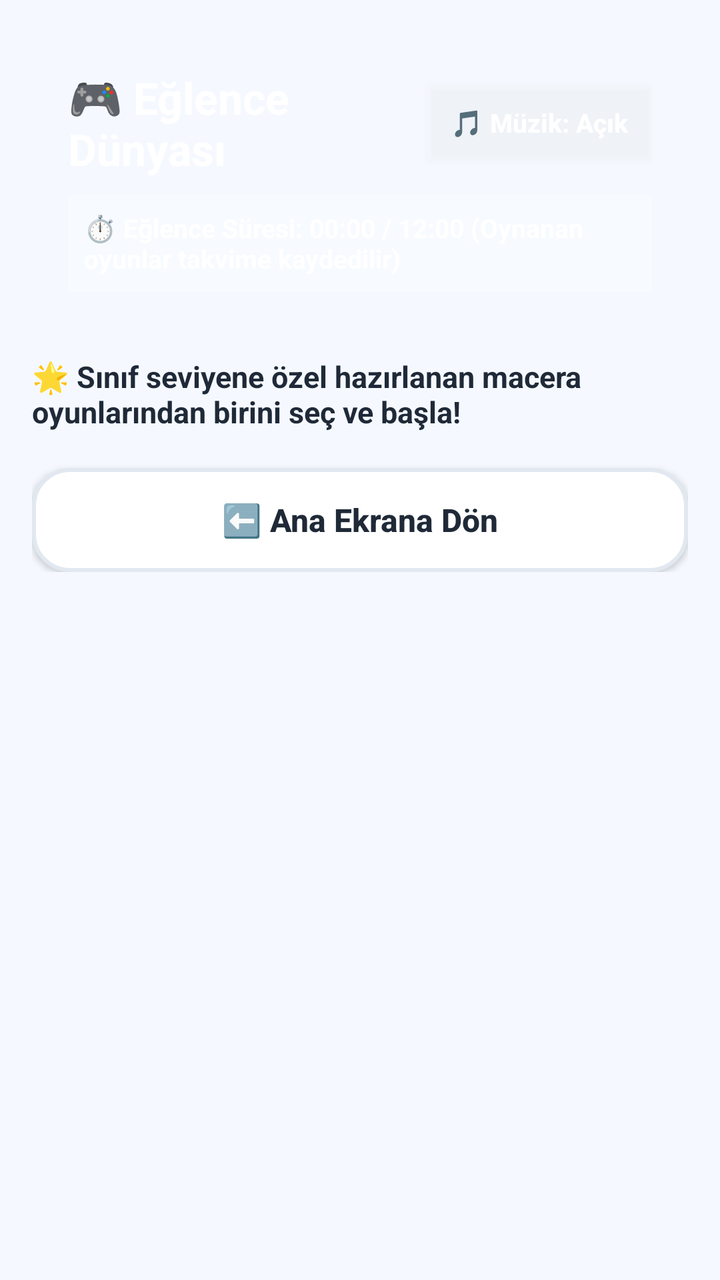
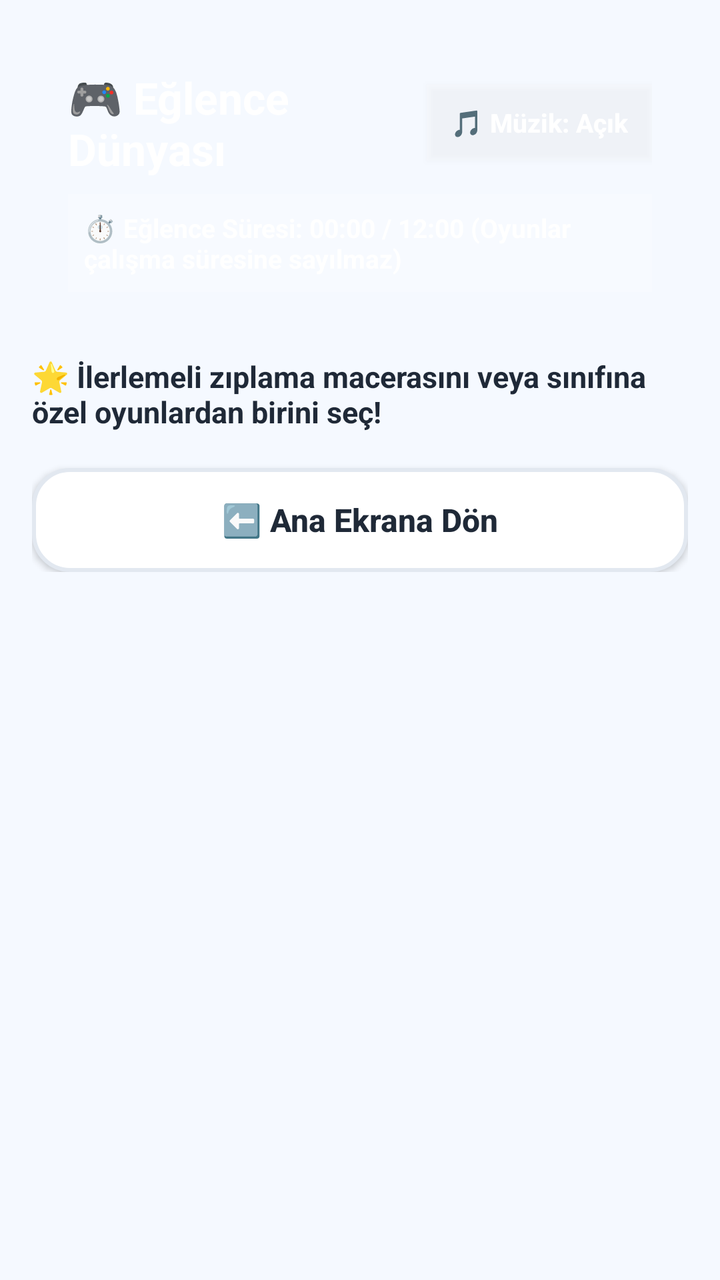

Two renders of the same Android screen: before a commit and after it. Below are the layout's source before the change and the commit's diff.
<!-- AndroidManifest.xml: application theme AppTheme -->
<!-- res/layout/activity_entertainment.xml -->
<?xml version="1.0" encoding="utf-8"?>
<ScrollView xmlns:android="http://schemas.android.com/apk/res/android"
    android:id="@+id/scrollRootEntertainment"
    android:layout_width="match_parent"
    android:layout_height="match_parent"
    android:fillViewport="true"
    android:background="@color/bg_surface">

    <LinearLayout
        android:layout_width="match_parent"
        android:layout_height="wrap_content"
        android:orientation="vertical"
        android:padding="16dp">

        
        <LinearLayout
            android:id="@+id/layoutEntHeaderCard"
            android:layout_width="match_parent"
            android:layout_height="wrap_content"
            android:orientation="vertical"
            android:padding="18dp"
            android:layout_marginBottom="14dp">

            <LinearLayout
                android:layout_width="match_parent"
                android:layout_height="wrap_content"
                android:gravity="center_vertical"
                android:orientation="horizontal">

                <TextView
                    android:id="@+id/tvEntHeaderTitle"
                    android:layout_width="0dp"
                    android:layout_height="wrap_content"
                    android:layout_weight="1"
                    android:text="🎮 Eğlence Dünyası"
                    android:textColor="#FFFFFF"
                    android:textSize="22sp"
                    android:textStyle="bold" />

                <Button
                    android:id="@+id/btnToggleGameMusic"
                    android:layout_width="wrap_content"
                    android:layout_height="38dp"
                    android:background="#33FFFFFF"
                    android:paddingStart="12dp"
                    android:paddingEnd="12dp"
                    android:text="🎵 Müzik: Açık"
                    android:textAllCaps="false"
                    android:textColor="#FFFFFF"
                    android:textSize="13sp"
                    android:textStyle="bold" />
            </LinearLayout>

            <TextView
                android:id="@+id/tvEntTimerStatus"
                android:layout_width="match_parent"
                android:layout_height="wrap_content"
                android:layout_marginTop="8dp"
                android:background="#28FFFFFF"
                android:padding="8dp"
                android:text="⏱️ Eğlence Süresi: 00:00 / 12:00 (Oynanan oyunlar takvime kaydedilir)"
                android:textColor="#FFFFFF"
                android:textSize="13sp"
                android:textStyle="bold" />
        </LinearLayout>

        
        <LinearLayout
            android:id="@+id/layoutGameLobbyContainer"
            android:layout_width="match_parent"
            android:layout_height="wrap_content"
            android:orientation="vertical">

            <TextView
                android:id="@+id/tvLobbySubtitle"
                android:layout_width="match_parent"
                android:layout_height="wrap_content"
                android:layout_marginBottom="10dp"
                android:text="🌟 Sınıf seviyene özel hazırlanan macera oyunlarından birini seç ve başla!"
                android:textColor="@color/text_dark"
                android:textSize="15sp"
                android:textStyle="bold" />

            <LinearLayout
                android:id="@+id/layoutGameCardsList"
                android:layout_width="match_parent"
                android:layout_height="wrap_content"
                android:orientation="vertical" />

            <Button
                android:id="@+id/btnExitEntertainment"
                android:layout_width="match_parent"
                android:layout_height="52dp"
                android:layout_marginTop="8dp"
                android:background="@drawable/bg_white_card"
                android:text="⬅️ Ana Ekrana Dön"
                android:textAllCaps="false"
                android:textColor="@color/text_dark"
                android:textSize="16sp"
                android:textStyle="bold" />
        </LinearLayout>

        
        <LinearLayout
            android:id="@+id/layoutActiveGameArena"
            android:layout_width="match_parent"
            android:layout_height="wrap_content"
            android:orientation="vertical"
            android:visibility="gone">

            
            <LinearLayout
                android:layout_width="match_parent"
                android:layout_height="wrap_content"
                android:background="@drawable/bg_white_card"
                android:orientation="vertical"
                android:padding="16dp"
                android:layout_marginBottom="12dp">

                <TextView
                    android:id="@+id/tvActiveGameTitle"
                    android:layout_width="match_parent"
                    android:layout_height="wrap_content"
                    android:text="🚀 Galaksi Sayı Avcısı"
                    android:textColor="@color/text_dark"
                    android:textSize="20sp"
                    android:textStyle="bold" />

                <TextView
                    android:id="@+id/tvGameStatsBar"
                    android:layout_width="match_parent"
                    android:layout_height="wrap_content"
                    android:layout_marginTop="6dp"
                    android:text="⭐ Puan: 0  •  🔥 Seri: 0x  •  ❤️❤️❤️"
                    android:textColor="@color/text_muted"
                    android:textSize="15sp"
                    android:textStyle="bold" />

                
                <FrameLayout
                    android:id="@+id/frameEffectOverlay"
                    android:layout_width="match_parent"
                    android:layout_height="76dp"
                    android:layout_marginTop="8dp" />

                
                <TextView
                    android:id="@+id/tvGameQuestionPrompt"
                    android:layout_width="match_parent"
                    android:layout_height="wrap_content"
                    android:layout_marginTop="8dp"
                    android:gravity="center"
                    android:padding="14dp"
                    android:text="Görev Yükleniyor..."
                    android:textColor="@color/text_dark"
                    android:textSize="20sp"
                    android:textStyle="bold" />

                <TextView
                    android:id="@+id/tvGameFeedbackBanner"
                    android:layout_width="match_parent"
                    android:layout_height="wrap_content"
                    android:gravity="center"
                    android:text="Doğru seçeneğe dokunarak yıldızları topla!"
                    android:textColor="@color/text_muted"
                    android:textSize="14sp"
                    android:textStyle="bold" />
            </LinearLayout>

            
            <LinearLayout
                android:id="@+id/layoutGameOptionButtons"
                android:layout_width="match_parent"
                android:layout_height="wrap_content"
                android:orientation="vertical"
                android:layout_marginBottom="12dp" />

            <Button
                android:id="@+id/btnBackToGameLobby"
                android:layout_width="match_parent"
                android:layout_height="50dp"
                android:background="@drawable/bg_white_card"
                android:text="🔄 Oyun Seçim Listesine Dön (Süreyi Kaydet)"
                android:textAllCaps="false"
                android:textColor="@color/text_dark"
                android:textSize="15sp"
                android:textStyle="bold" />
        </LinearLayout>

    </LinearLayout>
</ScrollView>
<!-- resources referenced by this layout -->
<resources>
  <color name="bg_surface">#F5F9FF</color>
  <color name="text_dark">#1F2937</color>
  <color name="text_muted">#4B5563</color>
  <!-- drawable bg_white_card (drawable) -->
  <?xml version="1.0" encoding="utf-8"?>
  <shape xmlns:android="http://schemas.android.com/apk/res/android" android:shape="rectangle">
      <solid android:color="#FFFFFF" />
      <corners android:radius="18dp" />
      <stroke android:width="2dp" android:color="#E2E8F0" />
  </shape>
  <style name="AppTheme" parent="android:Theme.Material.Light.NoActionBar">
          <item name="android:colorPrimary">@color/primary_default</item>
          <item name="android:colorPrimaryDark">@color/primary_dark_default</item>
          <item name="android:colorAccent">@color/accent_default</item>
          <item name="android:windowBackground">@color/bg_surface</item>
          <item name="android:statusBarColor">@color/primary_dark_default</item>
      </style>
  <color name="primary_default">#1E88E5</color>
  <color name="primary_dark_default">#1565C0</color>
  <color name="accent_default">#00897B</color>
</resources>

<!-- the commit's change to res/layout/activity_entertainment.xml (unified diff, before → after) -->
@@ -58,7 +58,7 @@
                 android:layout_marginTop="8dp"
                 android:background="#28FFFFFF"
                 android:padding="8dp"
-                android:text="⏱️ Eğlence Süresi: 00:00 / 12:00 (Oynanan oyunlar takvime kaydedilir)"
+                android:text="⏱️ Eğlence Süresi: 00:00 / 12:00 (Oyunlar çalışma süresine sayılmaz)"
                 android:textColor="#FFFFFF"
                 android:textSize="13sp"
                 android:textStyle="bold" />
@@ -76,7 +76,7 @@
                 android:layout_width="match_parent"
                 android:layout_height="wrap_content"
                 android:layout_marginBottom="10dp"
-                android:text="🌟 Sınıf seviyene özel hazırlanan macera oyunlarından birini seç ve başla!"
+                android:text="🌟 İlerlemeli zıplama macerasını veya sınıfına özel oyunlardan birini seç!"
                 android:textColor="@color/text_dark"
                 android:textSize="15sp"
                 android:textStyle="bold" />
@@ -102,13 +102,67 @@
 
         
         <LinearLayout
-            android:id="@+id/layoutActiveGameArena"
+            android:id="@+id/layoutPlatformerJumpArena"
             android:layout_width="match_parent"
             android:layout_height="wrap_content"
             android:orientation="vertical"
             android:visibility="gone">
 
-            
+            <LinearLayout
+                android:layout_width="match_parent"
+                android:layout_height="wrap_content"
+                android:background="@drawable/bg_white_card"
+                android:orientation="vertical"
+                android:padding="12dp"
+                android:layout_marginBottom="12dp">
+
+                <TextView
+                    android:id="@+id/tvJumpGameStatus"
+                    android:layout_width="match_parent"
+                    android:layout_height="wrap_content"
+                    android:text="🏃‍♂️ Süper Yıldız Zıplama Macerası • Aşama 1"
+                    android:textColor="@color/text_dark"
+                    android:textSize="17sp"
+                    android:textStyle="bold"
+                    android:layout_marginBottom="8dp" />
+
+                <FrameLayout
+                    android:id="@+id/frameJumpGameCanvas"
+                    android:layout_width="match_parent"
+                    android:layout_height="280dp" />
+
+                <Button
+                    android:id="@+id/btnJumpAction"
+                    android:layout_width="match_parent"
+                    android:layout_height="62dp"
+                    android:layout_marginTop="10dp"
+                    android:text="⬆️ Zıpla! (Havada Çift Zıplama)"
+                    android:textAllCaps="false"
+                    android:textColor="#FFFFFF"
+                    android:textSize="19sp"
+                    android:textStyle="bold" />
+            </LinearLayout>
+
+            <Button
+                android:id="@+id/btnBackFromJumpGame"
+                android:layout_width="match_parent"
+                android:layout_height="50dp"
+                android:background="@drawable/bg_white_card"
+                android:text="🔄 Oyun Seçim Listesine Dön"
+                android:textAllCaps="false"
+                android:textColor="@color/text_dark"
+                android:textSize="15sp"
+                android:textStyle="bold" />
+        </LinearLayout>
+
+        
+        <LinearLayout
+            android:id="@+id/layoutActiveGameArena"
+            android:layout_width="match_parent"
+            android:layout_height="wrap_content"
+            android:orientation="vertical"
+            android:visibility="gone">
+
             <LinearLayout
                 android:layout_width="match_parent"
                 android:layout_height="wrap_content"
@@ -136,14 +190,12 @@
                     android:textSize="15sp"
                     android:textStyle="bold" />
 
-                
                 <FrameLayout
                     android:id="@+id/frameEffectOverlay"
                     android:layout_width="match_parent"
                     android:layout_height="76dp"
                     android:layout_marginTop="8dp" />
 
-                
                 <TextView
                     android:id="@+id/tvGameQuestionPrompt"
                     android:layout_width="match_parent"
@@ -167,7 +219,6 @@
                     android:textStyle="bold" />
             </LinearLayout>
 
-            
             <LinearLayout
                 android:id="@+id/layoutGameOptionButtons"
                 android:layout_width="match_parent"
@@ -180,7 +231,7 @@
                 android:layout_width="match_parent"
                 android:layout_height="50dp"
                 android:background="@drawable/bg_white_card"
-                android:text="🔄 Oyun Seçim Listesine Dön (Süreyi Kaydet)"
+                android:text="🔄 Oyun Seçim Listesine Dön"
                 android:textAllCaps="false"
                 android:textColor="@color/text_dark"
                 android:textSize="15sp"
